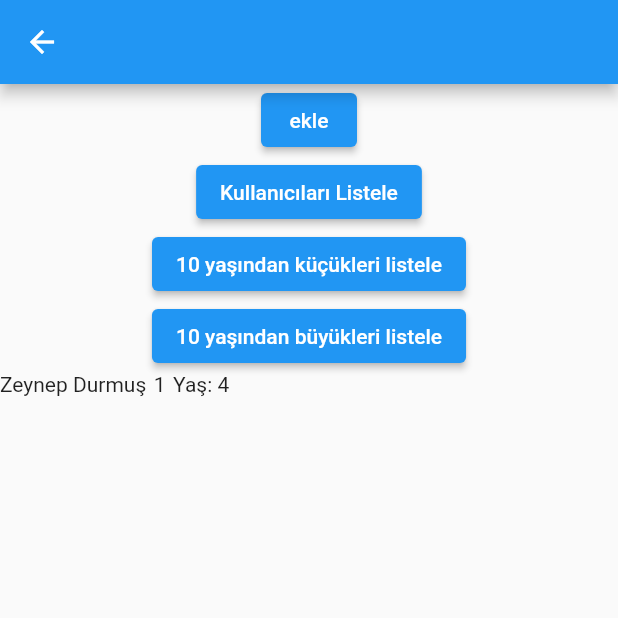
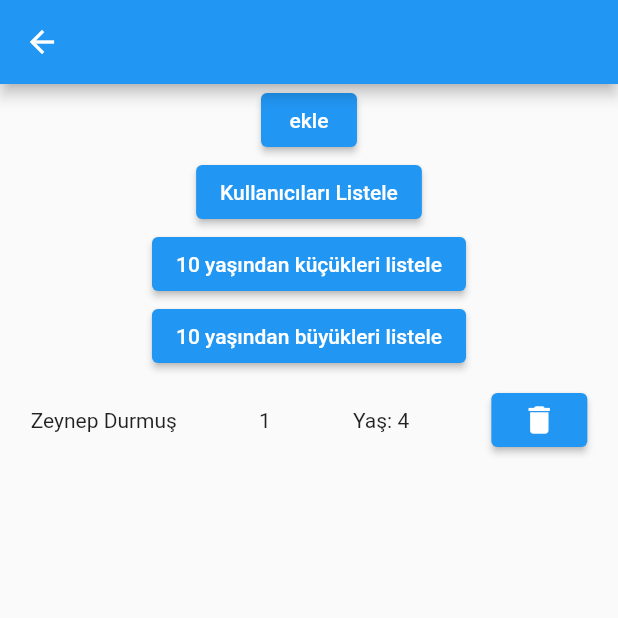
Before and after one commit to zeynepdurmus58/works, a Flutter app: the TestScreen screen opened by its route, after a tap on "ekle", on a phone screen of 412 x 824 dp, the top half of it. Run offline on Flutter 3.47's test engine with Material 2 defaults, Android fonts, the phone set to English and light mode, and no system bars; our stand-ins replace go_router, isar; accounts and stored records are empty; generated files the repository leaves out were written again.

Commit message:
kullanıcı silme eklendi

```diff
--- a/work0/lib/screens/test_screen.dart
+++ b/work0/lib/screens/test_screen.dart
@@ -1,3 +1,5 @@
+// ignore_for_file: prefer_const_constructors, prefer_interpolation_to_compose_strings, use_build_context_synchronously
+
 import 'package:flutter/material.dart';
 import 'package:isar/isar.dart';
 import 'package:work0/db/user.dart';
@@ -35,18 +37,38 @@ class _TestScreenState extends State<TestScreen> {
     //ScaffoldMessenger.of(context).showSnackBar(SnackBar(content: Text("kullanıcı eklendi")));
   }
 
+  deleteUsers(int id) async {
+    await isar.writeTxn(() async {
+      bool result = await isar.users.delete(id);
+      if (result) {
+        ScaffoldMessenger.of(context)
+            .showSnackBar(SnackBar(content: Text("kullanıcı silindi")));
+        getUsers();
+      } else {
+        ScaffoldMessenger.of(context)
+            .showSnackBar(SnackBar(content: Text("kullanıcı silme hatalı")));
+      }
+    });
+  }
+
   getUsers() async {
     final users = await isar.users.where().findAll();
     userList = users
         .map(
-          (e) => Row(
+          (e) => Padding(
+            padding: const EdgeInsets.all(8.0),
+            child: Row(
+              mainAxisAlignment: MainAxisAlignment.spaceAround,
               children: [
-              Text(e.name!),
+                Text(e.name.toString()),
                 SizedBox(width: 5,),
                 Text(e.id.toString()),
                 SizedBox(width: 5,),
                 Text("Yaş: " + e.age.toString()),
+                SizedBox(width: 5,),
+                ElevatedButton(onPressed: () => deleteUsers(e.id), child: Icon(Icons.delete)),
               ],
+            ),
           ),
         )
         .toList();
```
Lines whose indentation alone changed are shown as unchanged.
